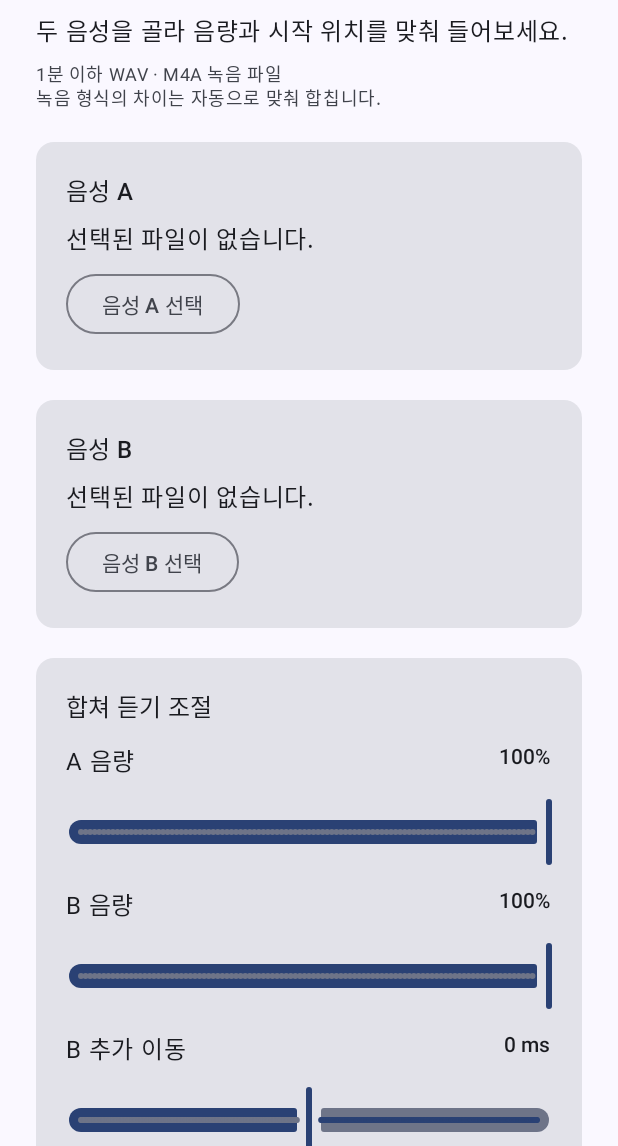
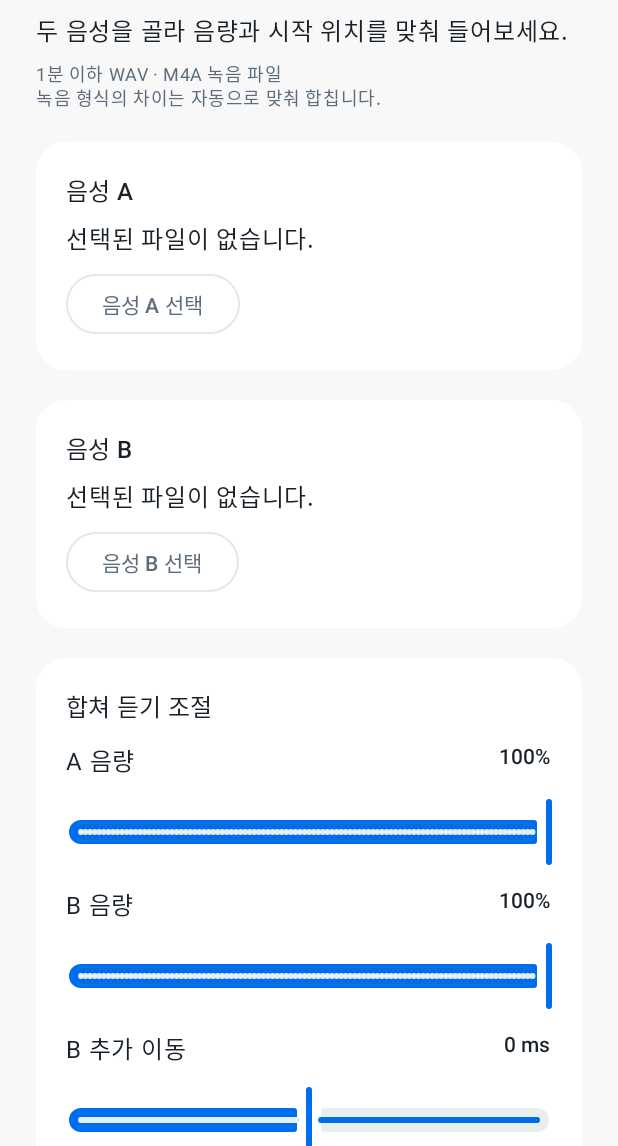
Before and after one commit to cassiadev/HarmonySyncer, an Android app built with Jetpack Compose: the screen it shows after launch (MainActivity), on a phone screen of 412 x 824 dp, the part 90-1236 px from its top. Run offline under Robolectric (Android 15) with nearby library versions, the phone set to English and light mode, and no system bars.

Commit message:
refactor(ui): replace template theme with brand palette
- Port the design tokens (light is the reference) and add a dark counterpart
  used only when the system is in dark mode
- Drop dynamic color so Audio A stays blue and Audio B stays teal on every device
- Set every color role Material components read (bottom sheet, progress and
  slider tracks) so no baseline purple shows through
- Text on the Audio A card tint uses #0267DC: the design accent #006DEC
  reaches only 4.34:1 there, below WCAG AA
- Pin WCAG AA contrast for text, track labels, error and success pairs

Co-Authored-By: Claude Opus 5.5 <noreply@anthropic.com>

```diff
--- a/app/src/main/java/com/cassiadev/harmonysyncer/ui/theme/Color.kt
+++ b/app/src/main/java/com/cassiadev/harmonysyncer/ui/theme/Color.kt
@@ -2,10 +2,29 @@ package com.cassiadev.harmonysyncer.ui.theme
 
 import androidx.compose.ui.graphics.Color
 
-val Purple80 = Color(0xFFD0BCFF)
-val PurpleGrey80 = Color(0xFFCCC2DC)
-val Pink80 = Color(0xFFEFB8C8)
+// Light is the reference: values are the design/css/tokens.css OKLCH tokens converted to sRGB.
+val LightBackground = Color(0xFFF8F8F8)
+val LightSurface = Color(0xFFFFFFFF)
+val LightForeground = Color(0xFF182028)
+val LightMuted = Color(0xFF5C6C7C)
+val LightBorder = Color(0xFFE0E8F0)
+val LightAccent = Color(0xFF006DEC)
+val LightVoice = Color(0xFF007165)
+val LightDanger = Color(0xFFAC2724)
+val LightSuccess = Color(0xFF006B39)
+val LightOnAccent = Color(0xFFFFFFFF)
 
-val Purple40 = Color(0xFF6650a4)
-val PurpleGrey40 = Color(0xFF625b71)
-val Pink40 = Color(0xFF7D5260)
+// The design accent reaches only 4.34:1 on the Audio A card tint; text on that tint uses this one.
+val LightAccentOnTint = Color(0xFF0267DC)
+
+// Dark keeps each token's hue and only moves its lightness; it is used only in system dark mode.
+val DarkBackground = Color(0xFF0B1015)
+val DarkSurface = Color(0xFF161B21)
+val DarkForeground = Color(0xFFE7ECF0)
+val DarkMuted = Color(0xFF99A6B4)
+val DarkBorder = Color(0xFF2D343A)
+val DarkAccent = Color(0xFF69A6FB)
+val DarkVoice = Color(0xFF56BFB1)
+val DarkDanger = Color(0xFFEF7F74)
+val DarkSuccess = Color(0xFF66C189)
+val DarkOnAccent = Color(0xFF0B1015)
--- /dev/null
+++ b/app/src/main/java/com/cassiadev/harmonysyncer/ui/theme/Shape.kt
@@ -0,0 +1,13 @@
+package com.cassiadev.harmonysyncer.ui.theme
+
+import androidx.compose.foundation.shape.RoundedCornerShape
+import androidx.compose.material3.Shapes
+import androidx.compose.ui.unit.dp
+
+// --radius-sm, --radius-md and --radius-lg from the design tokens.
+val HarmonyShapes = Shapes(
+    small = RoundedCornerShape(12.dp),
+    medium = RoundedCornerShape(20.dp),
+    large = RoundedCornerShape(28.dp),
+    extraLarge = RoundedCornerShape(28.dp),
+)
--- a/app/src/main/java/com/cassiadev/harmonysyncer/ui/theme/Theme.kt
+++ b/app/src/main/java/com/cassiadev/harmonysyncer/ui/theme/Theme.kt
@@ -1,48 +1,125 @@
 package com.cassiadev.harmonysyncer.ui.theme
 
-import android.app.Activity
-import android.os.Build
 import androidx.compose.foundation.isSystemInDarkTheme
+import androidx.compose.material3.ColorScheme
 import androidx.compose.material3.MaterialTheme
 import androidx.compose.material3.darkColorScheme
-import androidx.compose.material3.dynamicDarkColorScheme
-import androidx.compose.material3.dynamicLightColorScheme
 import androidx.compose.material3.lightColorScheme
 import androidx.compose.runtime.Composable
-import androidx.compose.ui.platform.LocalContext
+import androidx.compose.runtime.CompositionLocalProvider
+import androidx.compose.runtime.Immutable
+import androidx.compose.runtime.staticCompositionLocalOf
+import androidx.compose.ui.graphics.Color
+import androidx.compose.ui.graphics.lerp
 
-private val DarkColorScheme = darkColorScheme(
-    primary = Purple80,
-    secondary = PurpleGrey80,
-    tertiary = Pink80
+// Tint fractions match the color-mix() ratios in design/css/app.css.
+const val TINT_SOFT = 0.07f
+const val TINT_TILE = 0.11f
+const val TINT_BORDER = 0.16f
+const val DANGER_SOFT = 0.06f
+const val DANGER_BORDER = 0.18f
+
+/** Mixes [fraction] of this color into [base], like CSS `color-mix(this fraction, base)`. */
+fun Color.tintOver(base: Color, fraction: Float): Color = lerp(base, this, fraction)
+
+/** Brand colors with no Material 3 role. */
+@Immutable
+data class HarmonyExtraColors(val success: Color, val accentOnTint: Color)
+
+internal val LightExtraColors = HarmonyExtraColors(success = LightSuccess, accentOnTint = LightAccentOnTint)
+internal val DarkExtraColors = HarmonyExtraColors(success = DarkSuccess, accentOnTint = DarkAccent)
+
+val LocalHarmonyExtraColors = staticCompositionLocalOf { LightExtraColors }
+
+// Every role a component reads is set, so no Material baseline (purple) color can show through.
+private fun ColorScheme.withBrand(
+    background: Color,
+    surface: Color,
+    foreground: Color,
+    muted: Color,
+    border: Color,
+    accent: Color,
+    voice: Color,
+    danger: Color,
+    onAccent: Color,
+    accentOnTint: Color,
+): ColorScheme {
+    val voiceContainer = voice.tintOver(surface, TINT_TILE)
+    return copy(
+        primary = accent,
+        onPrimary = onAccent,
+        primaryContainer = accent.tintOver(surface, TINT_TILE),
+        onPrimaryContainer = accentOnTint,
+        secondary = voice,
+        onSecondary = onAccent,
+        secondaryContainer = voiceContainer,
+        onSecondaryContainer = voice,
+        // Unused by the app; mapped to Audio B so the baseline pink never appears.
+        tertiary = voice,
+        onTertiary = onAccent,
+        tertiaryContainer = voiceContainer,
+        onTertiaryContainer = voice,
+        background = background,
+        onBackground = foreground,
+        surface = surface,
+        onSurface = foreground,
+        surfaceVariant = background,
+        onSurfaceVariant = muted,
+        surfaceTint = accent,
+        error = danger,
+        onError = onAccent,
+        errorContainer = danger.tintOver(surface, DANGER_SOFT),
+        onErrorContainer = danger,
+        outline = muted,
+        outlineVariant = border,
+        surfaceBright = surface,
+        surfaceDim = surface,
+        // The design uses one flat surface; ModalBottomSheet reads surfaceContainerLow.
+        surfaceContainerLowest = surface,
+        surfaceContainerLow = surface,
+        surfaceContainer = surface,
+        surfaceContainerHigh = surface,
+        surfaceContainerHighest = surface,
+    )
+}
+
+internal val LightColors = lightColorScheme().withBrand(
+    background = LightBackground,
+    surface = LightSurface,
+    foreground = LightForeground,
+    muted = LightMuted,
+    border = LightBorder,
+    accent = LightAccent,
+    voice = LightVoice,
+    danger = LightDanger,
+    onAccent = LightOnAccent,
+    accentOnTint = LightAccentOnTint,
 )
 
-private val LightColorScheme = lightColorScheme(
-    primary = Purple40,
-    secondary = PurpleGrey40,
-    tertiary = Pink40
+internal val DarkColors = darkColorScheme().withBrand(
+    background = DarkBackground,
+    surface = DarkSurface,
+    foreground = DarkForeground,
+    muted = DarkMuted,
+    border = DarkBorder,
+    accent = DarkAccent,
+    voice = DarkVoice,
+    danger = DarkDanger,
+    onAccent = DarkOnAccent,
+    accentOnTint = DarkAccent,
 )
 
 @Composable
 fun HarmonySyncerTheme(
     darkTheme: Boolean = isSystemInDarkTheme(),
-    // Dynamic color is available on Android 12+
-    dynamicColor: Boolean = true,
-    content: @Composable () -> Unit
+    content: @Composable () -> Unit,
 ) {
-    val colorScheme = when {
-        dynamicColor && Build.VERSION.SDK_INT >= Build.VERSION_CODES.S -> {
-            val context = LocalContext.current
-            if (darkTheme) dynamicDarkColorScheme(context) else dynamicLightColorScheme(context)
-        }
-
-        darkTheme -> DarkColorScheme
-        else -> LightColorScheme
+    CompositionLocalProvider(LocalHarmonyExtraColors provides if (darkTheme) DarkExtraColors else LightExtraColors) {
+        MaterialTheme(
+            colorScheme = if (darkTheme) DarkColors else LightColors,
+            typography = Typography,
+            shapes = HarmonyShapes,
+            content = content,
+        )
     }
-
-    MaterialTheme(
-        colorScheme = colorScheme,
-        typography = Typography,
-        content = content
-    )
 }
--- a/app/src/main/java/com/cassiadev/harmonysyncer/ui/theme/Type.kt
+++ b/app/src/main/java/com/cassiadev/harmonysyncer/ui/theme/Type.kt
@@ -7,6 +7,13 @@ import androidx.compose.ui.text.font.FontWeight
 import androidx.compose.ui.unit.sp
 
 val Typography = Typography(
+    // Screen titles: the design's heavy display headline, in the system font.
+    headlineSmall = TextStyle(
+        fontWeight = FontWeight.ExtraBold,
+        fontSize = 28.sp,
+        lineHeight = 34.sp,
+        letterSpacing = (-0.5).sp,
+    ),
     bodyLarge = TextStyle(
         fontFamily = FontFamily.Default,
         fontWeight = FontWeight.Normal,
--- /dev/null
+++ b/app/src/main/res/values-night/themes.xml
@@ -0,0 +1,5 @@
+<?xml version="1.0" encoding="utf-8"?>
+<resources>
+    <!-- Dark window background so system dark mode does not flash white before Compose draws. -->
+    <style name="Theme.HarmonySyncer" parent="android:Theme.Material.NoActionBar" />
+</resources>
```
Also changed, not shown: 1 other file.
